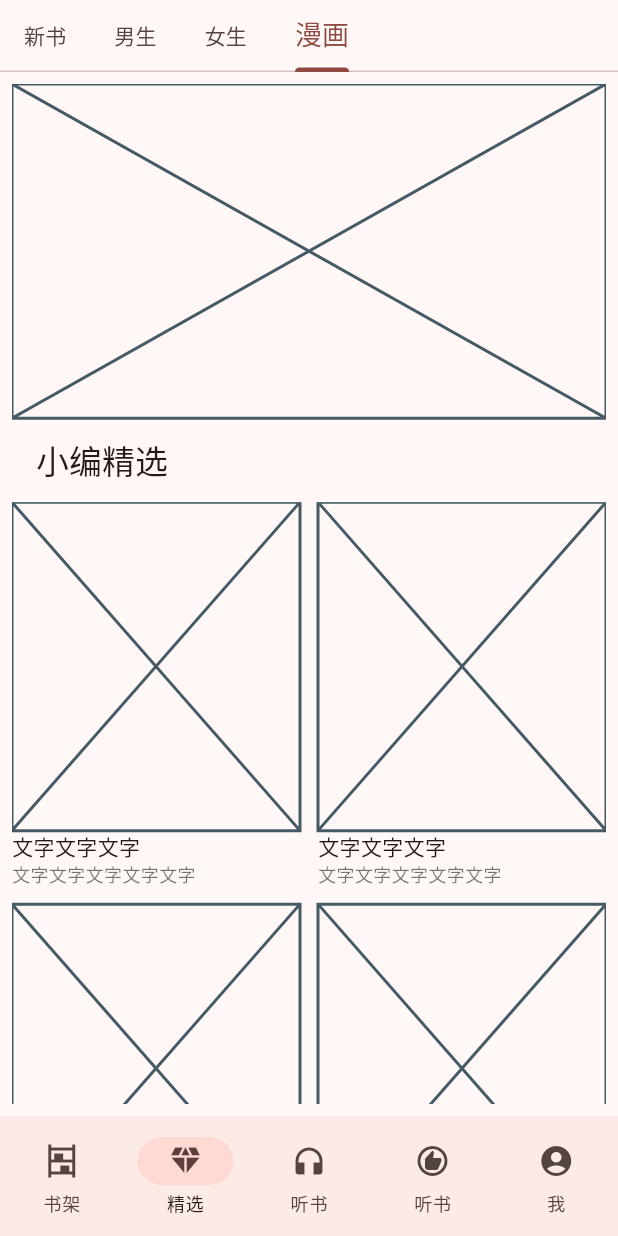
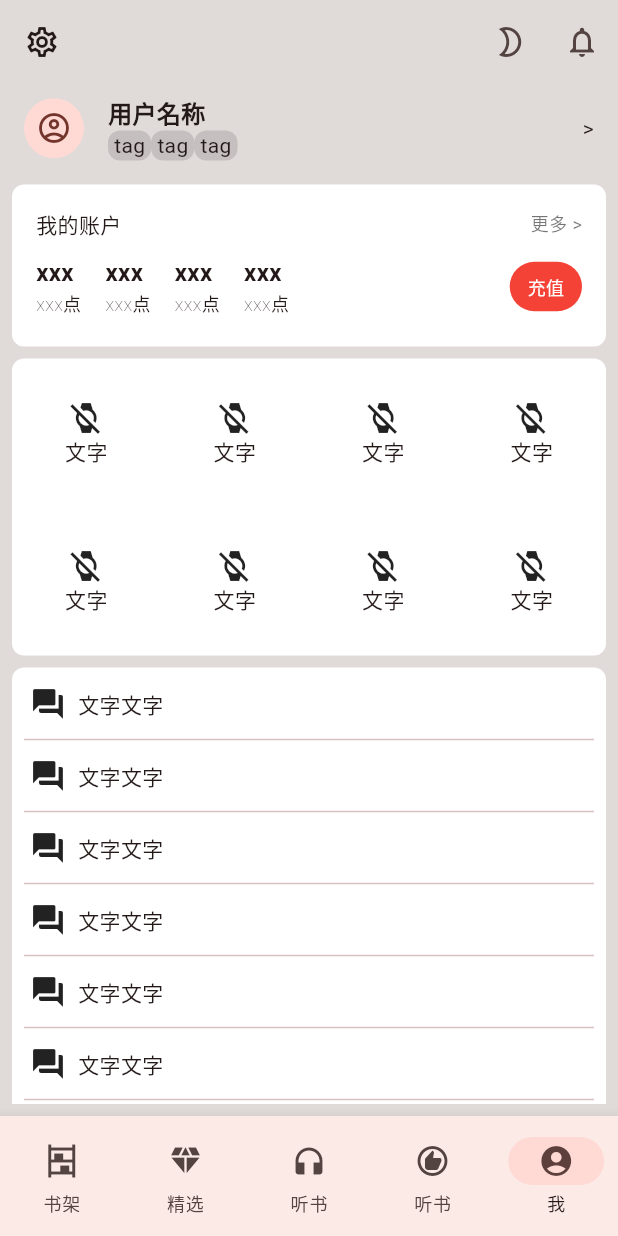
Before and after one commit to eirueirufu/qidian, a Flutter app: the screen it shows after launch, on a phone screen of 412 x 824 dp. Run offline on Flutter 3.47's test engine with Material 3 defaults, Android fonts, the light colour scheme and no system bars.

Commit message:
feat: add me page content

```diff
--- a/lib/app/app.dart
+++ b/lib/app/app.dart
@@ -1,4 +1,5 @@
 import 'package:flutter/material.dart';
+import 'package:qidian/me/me.dart';
 import 'package:qidian/rcmd/rcmd.dart';
 import 'package:qidian/shelf/shelf.dart';
 
@@ -10,7 +11,7 @@ class App extends StatefulWidget {
 }
 
 class AppState extends State<App> with SingleTickerProviderStateMixin {
-  int selectedIndex = 1;
+  int selectedIndex = 4;
 
   @override
   void initState() {
@@ -34,11 +35,14 @@ class AppState extends State<App> with SingleTickerProviderStateMixin {
               const Recommend(),
               Container(),
               Container(),
-              Container(),
+              const Me(),
             ],
           ),
         ),
         bottomNavigationBar: NavigationBar(
+          surfaceTintColor: Colors.transparent,
+          elevation: 8,
+          shadowColor: Colors.black,
           selectedIndex: selectedIndex,
           onDestinationSelected: (value) {
             setState(
--- /dev/null
+++ b/lib/me/me.dart
@@ -0,0 +1,220 @@
+import 'package:flutter/material.dart';
+
+class Me extends StatefulWidget {
+  const Me({super.key});
+
+  @override
+  State<StatefulWidget> createState() => MeState();
+}
+
+class MeState extends State<Me> {
+  @override
+  Widget build(BuildContext context) {
+    return Scaffold(
+      backgroundColor: Colors.black12,
+      appBar: AppBar(
+        // surfaceTintColor: Colors.transparent,
+        backgroundColor: Colors.transparent,
+        leading: const Icon(Icons.settings_outlined),
+        elevation: 0,
+        actions: [
+          IconButton(
+            onPressed: () {},
+            icon: const Icon(Icons.mode_night_outlined),
+          ),
+          IconButton(
+            onPressed: () {},
+            icon: const Icon(Icons.notifications_none_outlined),
+          ),
+        ],
+      ),
+      body: Container(
+        padding: const EdgeInsets.fromLTRB(8, 0, 8, 8),
+        child: CustomScrollView(
+          slivers: [
+            SliverToBoxAdapter(
+              child: Container(
+                padding: const EdgeInsets.all(8),
+                child: Row(
+                  children: [
+                    const CircleAvatar(
+                      child: Icon(
+                        Icons.account_circle_outlined,
+                      ),
+                    ),
+                    const SizedBox(
+                      width: 16,
+                    ),
+                    Expanded(
+                      child: Column(
+                        crossAxisAlignment: CrossAxisAlignment.start,
+                        children: [
+                          const Text(
+                            "用户名称",
+                            style: TextStyle(
+                              fontSize: 16,
+                              fontWeight: FontWeight.bold,
+                            ),
+                          ),
+                          Wrap(
+                            children: List.generate(
+                              3,
+                              (index) => Container(
+                                padding:
+                                    const EdgeInsets.symmetric(horizontal: 4),
+                                decoration: BoxDecoration(
+                                  borderRadius: BorderRadius.circular(8),
+                                  color: Colors.black12,
+                                ),
+                                child: const Text("tag"),
+                              ),
+                            ),
+                          ),
+                        ],
+                      ),
+                    ),
+                    const Text(">"),
+                  ],
+                ),
+              ),
+            ),
+            const SliverToBoxAdapter(
+              child: SizedBox(height: 8),
+            ),
+            SliverToBoxAdapter(
+              child: Container(
+                padding: const EdgeInsets.all(16),
+                decoration: BoxDecoration(
+                  borderRadius: BorderRadius.circular(8),
+                  color: Colors.white,
+                ),
+                child: Column(
+                  crossAxisAlignment: CrossAxisAlignment.start,
+                  children: [
+                    const Row(
+                      mainAxisAlignment: MainAxisAlignment.spaceBetween,
+                      children: [
+                        Text(
+                          "我的账户",
+                          style: TextStyle(fontSize: 14),
+                        ),
+                        Text(
+                          "更多 >",
+                          style: TextStyle(fontSize: 12, color: Colors.black54),
+                        ),
+                      ],
+                    ),
+                    const SizedBox(
+                      height: 8,
+                    ),
+                    Row(
+                      mainAxisAlignment: MainAxisAlignment.spaceBetween,
+                      children: [
+                        Row(
+                          children: List.generate(
+                            7,
+                            (index) => index % 2 == 1
+                                ? const SizedBox(
+                                    width: 16,
+                                  )
+                                : const Column(
+                                    crossAxisAlignment:
+                                        CrossAxisAlignment.start,
+                                    children: [
+                                      Text(
+                                        "xxx",
+                                        style: TextStyle(
+                                          fontSize: 16,
+                                          fontWeight: FontWeight.bold,
+                                        ),
+                                      ),
+                                      Text(
+                                        "xxx点",
+                                        style: TextStyle(
+                                          fontSize: 12,
+                                          fontWeight: FontWeight.w100,
+                                        ),
+                                      ),
+                                    ],
+                                  ),
+                          ),
+                        ),
+                        TextButton(
+                          style: ButtonStyle(
+                            minimumSize:
+                                MaterialStateProperty.all(const Size(0, 0)),
+                            padding: MaterialStateProperty.all(
+                              const EdgeInsets.symmetric(
+                                vertical: 8,
+                                horizontal: 12,
+                              ),
+                            ),
+                            backgroundColor:
+                                const MaterialStatePropertyAll(Colors.red),
+                          ),
+                          onPressed: () {},
+                          child: const Text(
+                            "充值",
+                            style: TextStyle(fontSize: 12, color: Colors.white),
+                          ),
+                        ),
+                      ],
+                    ),
+                  ],
+                ),
+              ),
+            ),
+            const SliverToBoxAdapter(
+              child: SizedBox(height: 8),
+            ),
+            DecoratedSliver(
+              decoration: BoxDecoration(
+                borderRadius: BorderRadius.circular(8),
+                color: Colors.white,
+              ),
+              sliver: SliverGrid.count(
+                crossAxisCount: 4,
+                children: List.generate(
+                  8,
+                  (index) => const Column(
+                    mainAxisAlignment: MainAxisAlignment.center,
+                    crossAxisAlignment: CrossAxisAlignment.center,
+                    children: [Icon(Icons.watch_off), Text("文字")],
+                  ),
+                ),
+              ),
+            ),
+            const SliverToBoxAdapter(
+              child: SizedBox(height: 8),
+            ),
+            DecoratedSliver(
+              decoration: BoxDecoration(
+                borderRadius: BorderRadius.circular(8),
+                color: Colors.white,
+              ),
+              sliver: SliverPadding(
+                padding: const EdgeInsets.all(8),
+                sliver: SliverList.separated(
+                  itemCount: 8,
+                  itemBuilder: (context, index) => Container(
+                    padding: const EdgeInsets.all(4),
+                    child: const Row(
+                      children: [
+                        Icon(Icons.question_answer),
+                        SizedBox(
+                          width: 8,
+                        ),
+                        Text("文字文字"),
+                      ],
+                    ),
+                  ),
+                  separatorBuilder: (context, index) => const Divider(),
+                ),
+              ),
+            ),
+          ],
+        ),
+      ),
+    );
+  }
+}
```
